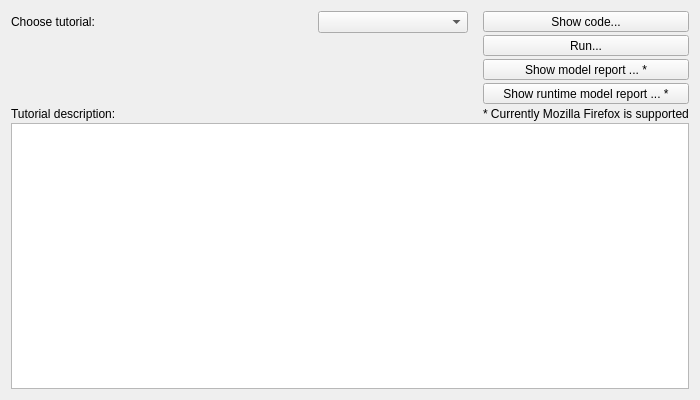
This is trunk/daetools-package/daetools/examples/RunExamples.ui in v1kko/daetools as Qt 5 draws it before an edit. The edited form follows.
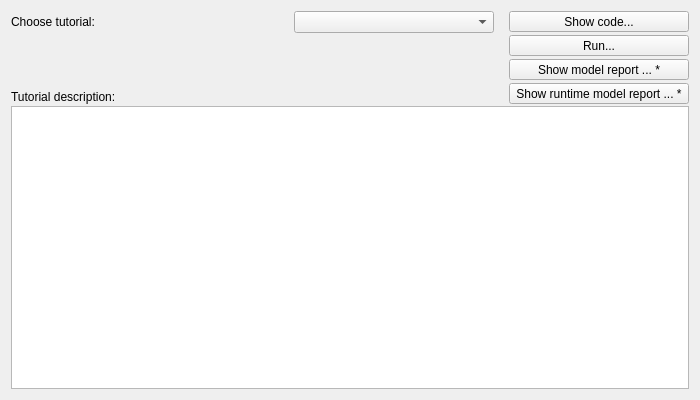
This is the edited form.

```diff
--- a/trunk/daetools-package/daetools/examples/RunExamples.ui
+++ b/trunk/daetools-package/daetools/examples/RunExamples.ui
@@ -81,7 +81,7 @@
              </property>
              <property name="minimumSize">
               <size>
-               <width>150</width>
+               <width>200</width>
                <height>0</height>
               </size>
              </property>
@@ -174,19 +174,6 @@
            </property>
           </widget>
          </item>
-         <item>
-          <widget class="QLabel" name="label_2">
-           <property name="sizePolicy">
-            <sizepolicy hsizetype="Fixed" vsizetype="Fixed">
-             <horstretch>0</horstretch>
-             <verstretch>0</verstretch>
-            </sizepolicy>
-           </property>
-           <property name="text">
-            <string>* Currently Mozilla Firefox is supported</string>
-           </property>
-          </widget>
-         </item>
         </layout>
        </item>
       </layout>
```
